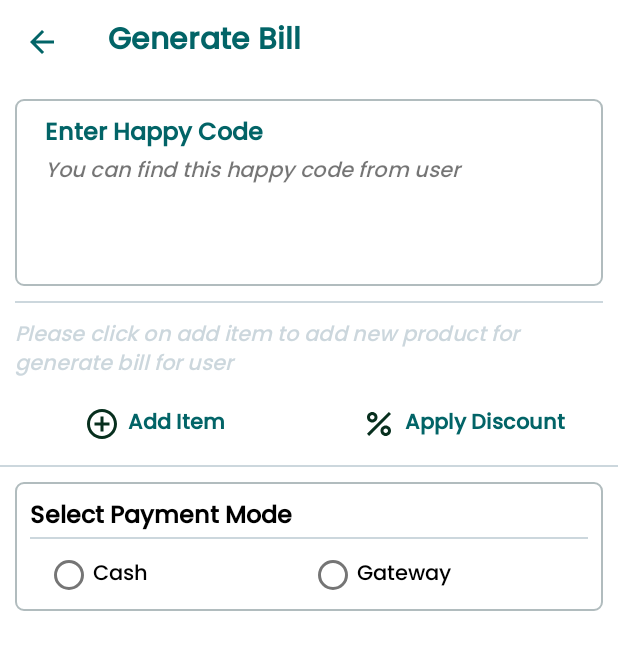
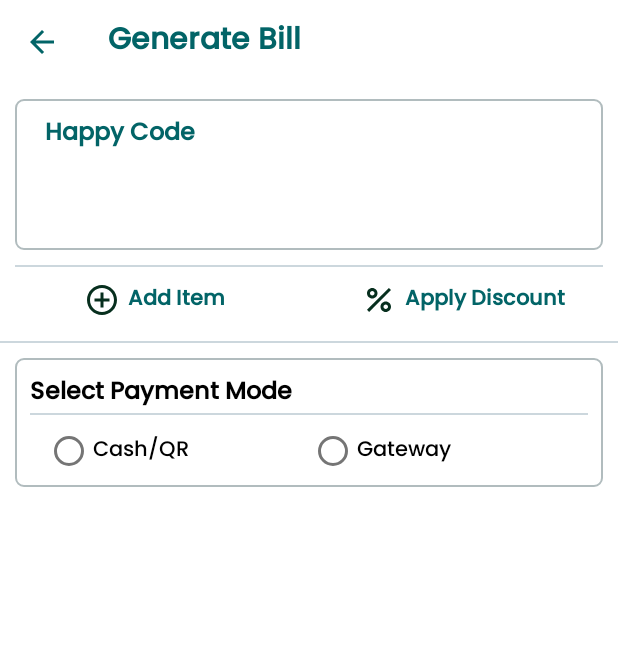
Before and after one commit to BlackBlind567/PurityHubServiceman, an Android app: the GenerateBillActivity screen opened directly, with no data from a screen before it, on a phone screen of 412 x 824 dp. Shown: the top 650 px of the screen. Run offline under Robolectric (Android 15) with nearby library versions, the phone set to English and light mode, and no system bars; our stand-ins replace Volley, data binding; plain views replace OtpTextView; network calls fail; 7 statements that could not run were skipped.

Commit message:
work done

```diff
--- a/app/src/main/res/layout/activity_generate_bill.xml
+++ b/app/src/main/res/layout/activity_generate_bill.xml
@@ -38,7 +38,7 @@
                         android:layout_width="match_parent"
                         android:layout_height="wrap_content"
                         android:layout_marginLeft="20dp"
-                        android:text="Enter Happy Code"
+                        android:text="Happy Code"
                         android:layout_marginTop="10dp"
                         android:textColor="@color/color_primary_text"
                         android:textSize="16sp"
@@ -49,6 +49,7 @@
                         android:layout_height="wrap_content"
                         android:layout_marginLeft="20dp"
                         android:textStyle="italic"
+                        android:visibility="gone"
                         android:textAlignment="textStart"
                         android:text="You can find this happy code from user" />
 
@@ -109,17 +110,17 @@
                         android:layout_height="wrap_content"
                         android:visibility="gone" />
 
-                    <TextView
-                        android:layout_width="match_parent"
-                        android:layout_height="wrap_content"
-                        android:paddingStart="10dp"
-                        android:paddingTop="10dp"
-                        android:paddingEnd="10dp"
-                        android:paddingBottom="5dp"
-                        android:text="Please click on add item to add new product for generate bill for user"
-                        android:textColor="@color/grey_text"
-                        android:textSize="14sp"
-                        android:textStyle="italic" />
+<!--                    <TextView-->
+<!--                        android:layout_width="match_parent"-->
+<!--                        android:layout_height="wrap_content"-->
+<!--                        android:paddingStart="10dp"-->
+<!--                        android:paddingTop="10dp"-->
+<!--                        android:paddingEnd="10dp"-->
+<!--                        android:paddingBottom="5dp"-->
+<!--                        android:text="Please click on add item to add new product for generate bill for user"-->
+<!--                        android:textColor="@color/grey_text"-->
+<!--                        android:textSize="14sp"-->
+<!--                        android:textStyle="italic" />-->
 
 
                     <LinearLayout
@@ -288,7 +289,7 @@
                                 android:layout_height="wrap_content"
                                 android:layout_weight="1"
                                 android:layout_marginLeft="20dp"
-                                android:text="Cash"/>
+                                android:text="Cash/QR"/>
 
 
                             <RadioButton
--- a/app/src/main/res/layout/custom_toolbar_layout.xml
+++ b/app/src/main/res/layout/custom_toolbar_layout.xml
@@ -40,7 +40,7 @@
                     android:layout_width="match_parent"
                     android:layout_height="?attr/actionBarSize"
                     android:visibility="gone"
-                    android:layout_marginLeft="-60dp"
+                    android:layout_marginLeft="10dp"
                     android:src="@drawable/header_logo"
                     android:padding="5dp"/>
             </LinearLayout>
```
Also changed, not shown: app/src/main/res/layout/fragment_number_check.xml (+5 -7 lines), app/src/main/res/layout/fragment_otp.xml (+5 -7 lines), app/src/main/res/drawable/header_logo.png.
